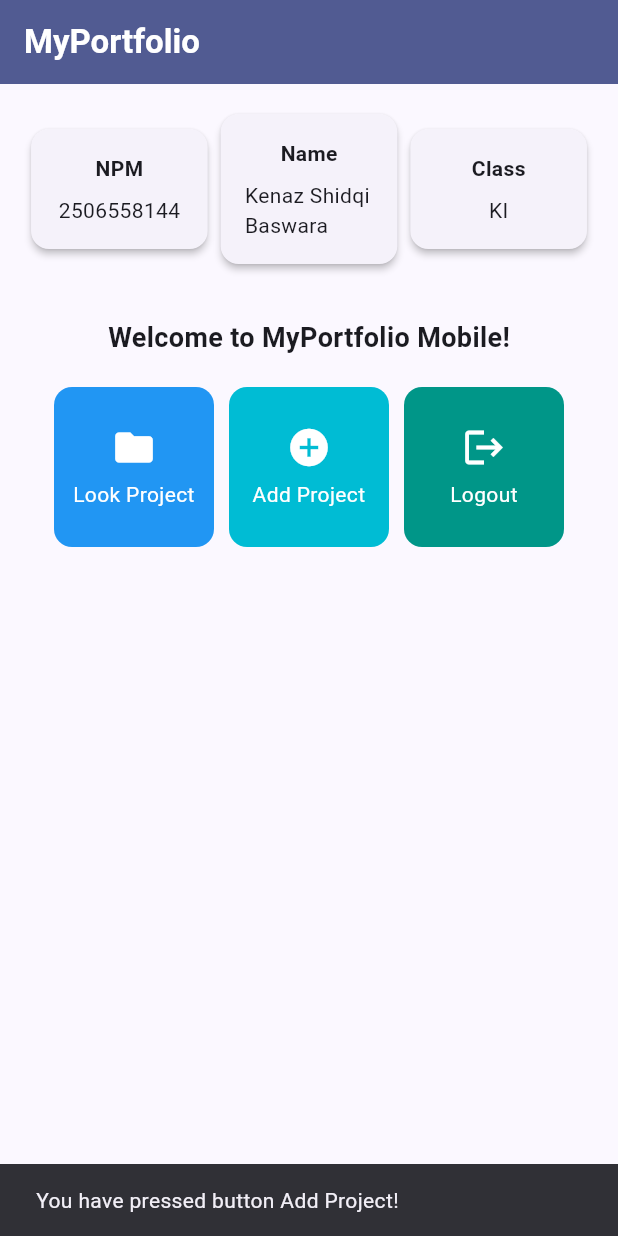
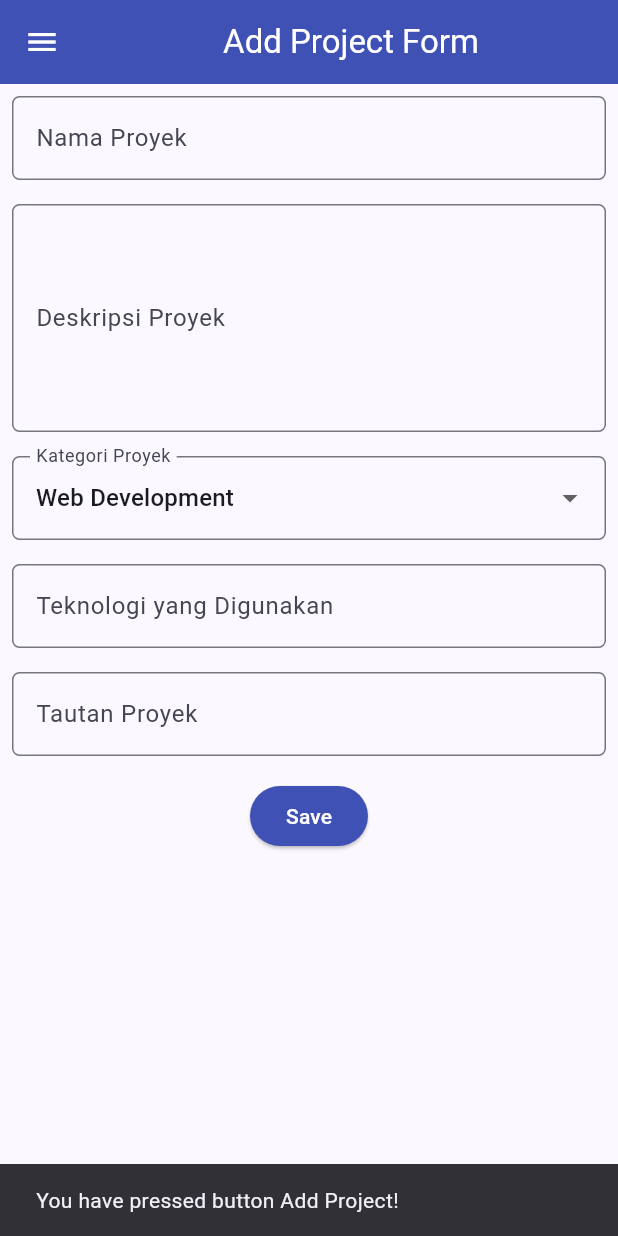
Before and after one commit to KenazShidqi56/myportfolio_mobile, a Flutter app: the screen it shows after launch, after a tap on "Add Project", on a phone screen of 412 x 824 dp. Run offline on Flutter 3.47's test engine with Material 3 defaults, Android fonts, the phone set to English and light mode, and no system bars; our stand-ins replace material_ui.

Commit message:
Tutorial 9: Flutter Navigation and Forms

```diff
--- a/lib/main.dart
+++ b/lib/main.dart
@@ -1,5 +1,5 @@
-import 'package:flutter/material.dart';
-import 'package:myportfolio_mobile/menu.dart';
+import 'package:material_ui/material_ui.dart';
+import 'package:myportfolio_mobile/screens/menu.dart';
 
 void main() {
   runApp(const MyApp());
--- a/lib/menu.dart
+++ b/lib/screens/menu.dart
@@ -1,4 +1,6 @@
-import 'package:flutter/material.dart';
+import 'package:material_ui/material_ui.dart';
+import 'package:myportfolio_mobile/widgets/left_drawer.dart';
+import 'package:myportfolio_mobile/widgets/project_card.dart';
 
 class MyHomePage extends StatelessWidget {
   MyHomePage({super.key});
@@ -22,13 +24,15 @@ class MyHomePage extends StatelessWidget {
           style: TextStyle(
             color: Colors.white,
             fontWeight: FontWeight.bold,
-          )
+          ),
         ),
         backgroundColor: Theme.of(context).colorScheme.primary,
+        iconTheme: const IconThemeData(color: Colors.white),
       ),
+      drawer: const LeftDrawer(),
       body: Padding(
         padding: const EdgeInsets.all(16.0),
-        child: Column (
+        child: Column(
           crossAxisAlignment: CrossAxisAlignment.center,
           children: [
             Row(
@@ -45,7 +49,7 @@ class MyHomePage extends StatelessWidget {
                 children: [
                   const Padding(
                     padding: EdgeInsets.only(top: 16.0),
-                    child: Text (
+                    child: Text(
                       "Welcome to MyPortfolio Mobile!",
                       style: TextStyle(
                         fontWeight: FontWeight.bold,
@@ -63,12 +67,12 @@ class MyHomePage extends StatelessWidget {
                     children: items.map((ItemHomepage item) {
                       return ItemCard(item);
                     }).toList(),
-                  )
+                  ),
                 ],
-              )
-            )
-          ]
-        )
+              ),
+            ),
+          ],
+        ),
       ),
     );
   }
@@ -109,47 +113,3 @@ class ItemHomepage {
 
   ItemHomepage(this.name, this.icon, this.color);
 }
-
-class ItemCard extends StatelessWidget {
-  final ItemHomepage item;
-
-  const ItemCard(this.item, {super.key});
-
-  @override
-  Widget build(BuildContext context) {
-    return Material(
-      color: item.color,
-      borderRadius: BorderRadius.circular(12),
-      child: InkWell(
-        onTap: () {
-          ScaffoldMessenger.of(context)
-            ..hideCurrentSnackBar()
-            ..showSnackBar(
-              SnackBar(content: Text("You have pressed button ${item.name}!")),
-            );
-        },
-        child: Container(
-          padding: const EdgeInsets.all(8),
-          child: Center(
-            child: Column(
-              mainAxisAlignment: MainAxisAlignment.center,
-              children: [
-                Icon(
-                  item.icon,
-                  color: Colors.white,
-                  size: 30.0,
-                ),
-                const Padding (padding: EdgeInsets.all(3)),
-                Text(
-                  item.name,
-                  textAlign: TextAlign.center,
-                  style: const TextStyle(color: Colors.white),
-                )
-              ],
-            ),
-          )
-        )
-      )
-    );
-  }
-}
--- /dev/null
+++ b/lib/screens/project_form.dart
@@ -0,0 +1,213 @@
+import 'package:material_ui/material_ui.dart';
+import 'package:myportfolio_mobile/widgets/left_drawer.dart';
+
+class ProjectFormPage extends StatefulWidget {
+  const ProjectFormPage({super.key});
+
+  @override
+  State<ProjectFormPage> createState() => _ProjectFormPageState();
+}
+
+class _ProjectFormPageState extends State<ProjectFormPage> {
+  final _formKey = GlobalKey<FormState>();
+  String _projectName = "";
+  String _description = "";
+  String _category = "Web Development"; // default
+  String _technologies = "";
+  String _projectLink = "";
+
+  final List<String> _categories = [
+    'Web Development',
+    'Mobile Development',
+    'Machine Learning',
+    'Data Science',
+    'Other',
+  ];
+
+  @override
+  Widget build(BuildContext context) {
+    return Scaffold(
+      appBar: AppBar(
+        title: const Center(
+          child: Text('Add Project Form'),
+        ),
+        backgroundColor: Colors.indigo,
+        foregroundColor: Colors.white,
+      ),
+      drawer: const LeftDrawer(),
+      body: Form(
+        key: _formKey,
+        child: SingleChildScrollView(
+          child: Column(
+            crossAxisAlignment: CrossAxisAlignment.start,
+            children: [
+              // === Project Name ===
+              Padding(
+                padding: const EdgeInsets.all(8.0),
+                child: TextFormField(
+                  decoration: InputDecoration(
+                    hintText: "Nama Proyek",
+                    labelText: "Nama Proyek",
+                    border: OutlineInputBorder(
+                      borderRadius: BorderRadius.circular(5.0),
+                    ),
+                  ),
+                  onChanged: (String? value) {
+                    setState(() {
+                      _projectName = value!;
+                    });
+                  },
+                  validator: (String? value) {
+                    if (value == null || value.trim().isEmpty) {
+                      return "Nama proyek tidak boleh kosong!";
+                    }
+                    return null;
+                  },
+                ),
+              ),
+
+              // === Description ===
+              Padding(
+                padding: const EdgeInsets.all(8.0),
+                child: TextFormField(
+                  maxLines: 5,
+                  decoration: InputDecoration(
+                    hintText: "Deskripsi Proyek",
+                    labelText: "Deskripsi Proyek",
+                    border: OutlineInputBorder(
+                      borderRadius: BorderRadius.circular(5.0),
+                    ),
+                  ),
+                  onChanged: (String? value) {
+                    setState(() {
+                      _description = value!;
+                    });
+                  },
+                  validator: (String? value) {
+                    if (value == null || value.trim().isEmpty) {
+                      return "Deskripsi proyek tidak boleh kosong!";
+                    }
+                    return null;
+                  },
+                ),
+              ),
+
+              // === Category ===
+              Padding(
+                padding: const EdgeInsets.all(8.0),
+                child: DropdownButtonFormField<String>(
+                  decoration: InputDecoration(
+                    labelText: "Kategori Proyek",
+                    border: OutlineInputBorder(
+                      borderRadius: BorderRadius.circular(5.0),
+                    ),
+                  ),
+                  initialValue: _category,
+                  items: _categories
+                      .map((category) => DropdownMenuItem(
+                            value: category,
+                            child: Text(category),
+                          ))
+                      .toList(),
+                  onChanged: (String? newValue) {
+                    setState(() {
+                      _category = newValue!;
+                    });
+                  },
+                ),
+              ),
+
+              // === Technologies ===
+              Padding(
+                padding: const EdgeInsets.all(8.0),
+                child: TextFormField(
+                  decoration: InputDecoration(
+                    hintText: "Contoh: Flutter, Django, Figma",
+                    labelText: "Teknologi yang Digunakan",
+                    border: OutlineInputBorder(
+                      borderRadius: BorderRadius.circular(5.0),
+                    ),
+                  ),
+                  onChanged: (String? value) {
+                    setState(() {
+                      _technologies = value!;
+                    });
+                  },
+                ),
+              ),
+
+              // === Project Link ===
+              Padding(
+                padding: const EdgeInsets.all(8.0),
+                child: TextFormField(
+                  decoration: InputDecoration(
+                    hintText: "URL Proyek (opsional)",
+                    labelText: "Tautan Proyek",
+                    border: OutlineInputBorder(
+                      borderRadius: BorderRadius.circular(5.0),
+                    ),
+                  ),
+                  onChanged: (String? value) {
+                    setState(() {
+                      _projectLink = value!;
+                    });
+                  },
+                ),
+              ),
+
+              // === Save Button ===
+              Align(
+                alignment: Alignment.bottomCenter,
+                child: Padding(
+                  padding: const EdgeInsets.all(8.0),
+                  child: ElevatedButton(
+                    style: ButtonStyle(
+                      backgroundColor: WidgetStateProperty.all(Colors.indigo),
+                    ),
+                    onPressed: () {
+                      if (_formKey.currentState!.validate()) {
+                        showDialog(
+                          context: context,
+                          builder: (context) {
+                            return AlertDialog(
+                              title: const Text('Proyek berhasil ditambahkan!'),
+                              content: SingleChildScrollView(
+                                child: Column(
+                                  crossAxisAlignment: CrossAxisAlignment.start,
+                                  children: [
+                                    Text('Nama Proyek: $_projectName'),
+                                    Text('Deskripsi: $_description'),
+                                    Text('Kategori: $_category'),
+                                    Text('Teknologi: $_technologies'),
+                                    Text('Tautan: $_projectLink'),
+                                  ],
+                                ),
+                              ),
+                              actions: [
+                                TextButton(
+                                  child: const Text('OK'),
+                                  onPressed: () {
+                                    Navigator.pop(context);
+                                    _formKey.currentState!.reset();
+                                  },
+                                ),
+                              ],
+                            );
+                          },
+                        );
+                      }
+                    },
+                    child: const Text(
+                      "Save",
+                      style: TextStyle(color: Colors.white),
+                    ),
+                  ),
+                ),
+              ),
+            ],
+          ),
+        ),
+      ),
+    );
+  }
+}
--- /dev/null
+++ b/lib/widgets/left_drawer.dart
@@ -0,0 +1,67 @@
+import 'package:material_ui/material_ui.dart';
+import 'package:myportfolio_mobile/screens/menu.dart';
+import 'package:myportfolio_mobile/screens/project_form.dart';
+
+class LeftDrawer extends StatelessWidget {
+  const LeftDrawer({super.key});
+
+  @override
+  Widget build(BuildContext context) {
+    return Drawer(
+      child: ListView(
+        children: [
+          const DrawerHeader(
+            decoration: BoxDecoration(
+              color: Colors.indigo,
+            ),
+            child: Column(
+              crossAxisAlignment: CrossAxisAlignment.start,
+              children: [
+                Text(
+                  'My Portfolio',
+                  style: TextStyle(
+                    fontSize: 30,
+                    fontWeight: FontWeight.bold,
+                    color: Colors.white,
+                  ),
+                ),
+                SizedBox(height: 10),
+                Text(
+                  'Explore personal projects and experiences!',
+                  style: TextStyle(
+                    fontSize: 15,
+                    color: Colors.white,
+                  ),
+                ),
+              ],
+            ),
+          ),
+          ListTile(
+            leading: const Icon(Icons.home_outlined),
+            title: const Text('Home'),
+            onTap: () {
+              Navigator.pushReplacement(
+                context,
+                MaterialPageRoute(
+                  builder: (context) => MyHomePage(),
+                ),
+              );
+            },
+          ),
+          ListTile(
+            leading: const Icon(Icons.add_circle_outline),
+            title: const Text('Add Project'),
+            onTap: () {
+              Navigator.pushReplacement(
+                context,
+                MaterialPageRoute(
+                  builder: (context) => const ProjectFormPage(),
+                ),
+              );
+            },
+          ),
+        ],
+      ),
+    );
+  }
+}
--- /dev/null
+++ b/lib/widgets/project_card.dart
@@ -0,0 +1,56 @@
+import 'package:material_ui/material_ui.dart';
+import 'package:myportfolio_mobile/screens/menu.dart';
+import 'package:myportfolio_mobile/screens/project_form.dart';
+
+class ItemCard extends StatelessWidget {
+  final ItemHomepage item;
+
+  const ItemCard(this.item, {super.key});
+
+  @override
+  Widget build(BuildContext context) {
+    return Material(
+      color: item.color,
+      borderRadius: BorderRadius.circular(12),
+      child: InkWell(
+        onTap: () {
+          ScaffoldMessenger.of(context)
+            ..hideCurrentSnackBar()
+            ..showSnackBar(
+              SnackBar(content: Text("You have pressed button ${item.name}!")),
+            );
+
+          if (item.name == "Add Project") {
+            Navigator.push(
+              context,
+              MaterialPageRoute(
+                builder: (context) => const ProjectFormPage(),
+              ),
+            );
+          }
+        },
+        child: Container(
+          padding: const EdgeInsets.all(8),
+          child: Center(
+            child: Column(
+              mainAxisAlignment: MainAxisAlignment.center,
+              children: [
+                Icon(
+                  item.icon,
+                  color: Colors.white,
+                  size: 30.0,
+                ),
+                const Padding(padding: EdgeInsets.all(3)),
+                Text(
+                  item.name,
+                  textAlign: TextAlign.center,
+                  style: const TextStyle(color: Colors.white),
+                ),
+              ],
+            ),
+          ),
+        ),
+      ),
+    );
+  }
+}
--- a/pubspec.yaml
+++ b/pubspec.yaml
@@ -8,6 +8,7 @@ dependencies:
   flutter:
     sdk: flutter
   cupertino_icons: ^1.0.8
+  material_ui: ^1.11.1
 dev_dependencies:
   flutter_test:
     sdk: flutter
```
Also changed, not shown: form_sample/analysis_options.yaml (added, +38 -0 lines), form_sample/lib/main.dart (added, +64 -0 lines), form_sample/pubspec.yaml (added, +90 -0 lines), form_sample/pubspec.lock (added), pubspec.lock, 125 other files.
